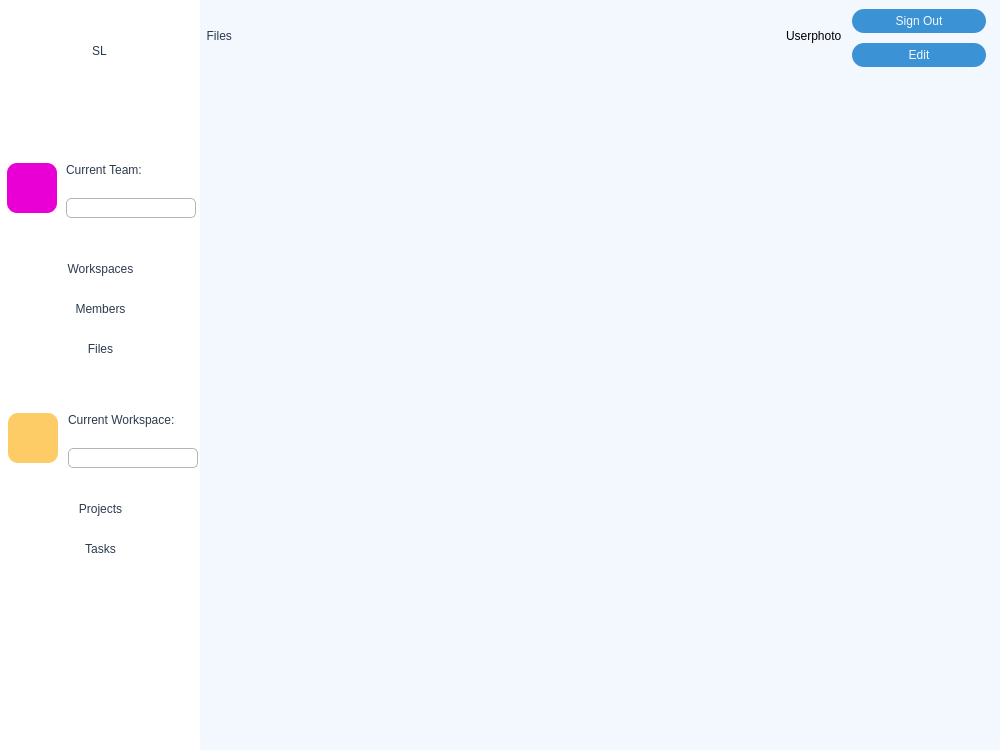
Old version of the form uis/main_window.ui in the repository pavdmit/sl.
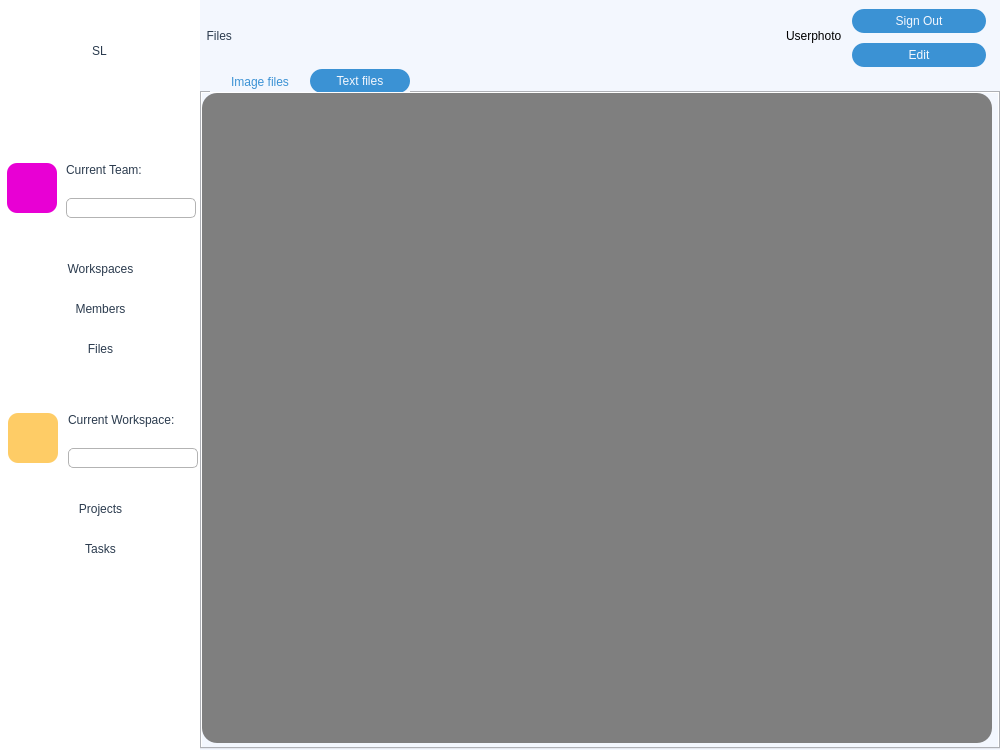
New version of the form. The open tabs and pages were chosen to show the change.

Diff of the .ui file:
```diff
--- a/uis/main_window.ui
+++ b/uis/main_window.ui
@@ -953,6 +953,111 @@
           </item>
          </layout>
         </widget>
+        <widget class="QTabWidget" name="tabWidget">
+         <property name="geometry">
+          <rect>
+           <x>0</x>
+           <y>69</y>
+           <width>800</width>
+           <height>680</height>
+          </rect>
+         </property>
+         <property name="styleSheet">
+          <string notr="true">QTabBar::tab { 
+	background-color: rgb(59, 146, 212);
+	color:rgb(243,247,254);
+	border: 0px solid;
+	border-radius: 12px;
+	font: 13pt &quot;Andale Mono&quot;;
+	height: 24px;
+	width: 100px;
+} 
+
+QTabBar::tab:!selected {
+	background-color: rgb(243,247,254);
+	color:rgb(59, 146, 212);
+}
+QTabWidget::tab-bar { 
+	left: 10px; 
+	bottom: 1px;
+	background-color: rgb(243,247,254)
+} 
+QTabWidget{
+	background-color: rgb(243,247,254)
+	border:10px;
+}</string>
+         </property>
+         <property name="tabShape">
+          <enum>QTabWidget::Rounded</enum>
+         </property>
+         <property name="currentIndex">
+          <number>1</number>
+         </property>
+         <widget class="QWidget" name="image_files_tab">
+          <attribute name="title">
+           <string>Image files</string>
+          </attribute>
+          <widget class="QTableWidget" name="image_files_table">
+           <property name="geometry">
+            <rect>
+             <x>0</x>
+             <y>0</y>
+             <width>790</width>
+             <height>650</height>
+            </rect>
+           </property>
+           <property name="styleSheet">
+            <string notr="true">background-color: rgb(127, 127, 127);
+color: rgb(230, 230, 230);
+font: 17pt &quot;Andale Mono&quot;;
+border-radius: 15px;
+
+</string>
+           </property>
+           <property name="frameShape">
+            <enum>QFrame::NoFrame</enum>
+           </property>
+          </widget>
+         </widget>
+         <widget class="QWidget" name="text_files_tab">
+          <attribute name="title">
+           <string>Text files</string>
+          </attribute>
+          <widget class="QTableWidget" name="text_files_table">
+           <property name="geometry">
+            <rect>
+             <x>0</x>
+             <y>0</y>
+             <width>790</width>
+             <height>650</height>
+            </rect>
+           </property>
+           <property name="styleSheet">
+            <string notr="true">background-color: rgb(127, 127, 127);
+color: rgb(230, 230, 230);
+font: 17pt &quot;Andale Mono&quot;;
+border-radius: 15px;
+
+</string>
+           </property>
+           <property name="frameShape">
+            <enum>QFrame::NoFrame</enum>
+           </property>
+           <property name="frameShadow">
+            <enum>QFrame::Sunken</enum>
+           </property>
+           <property name="lineWidth">
+            <number>0</number>
+           </property>
+           <property name="autoScrollMargin">
+            <number>16</number>
+           </property>
+           <property name="showGrid">
+            <bool>true</bool>
+           </property>
+          </widget>
+         </widget>
+        </widget>
        </widget>
        <widget class="QWidget" name="projects_page">
         <widget class="QWidget" name="horizontalLayoutWidget_8">
```
Left out of the diff: 2 changed lines with no effect on the pictures.
